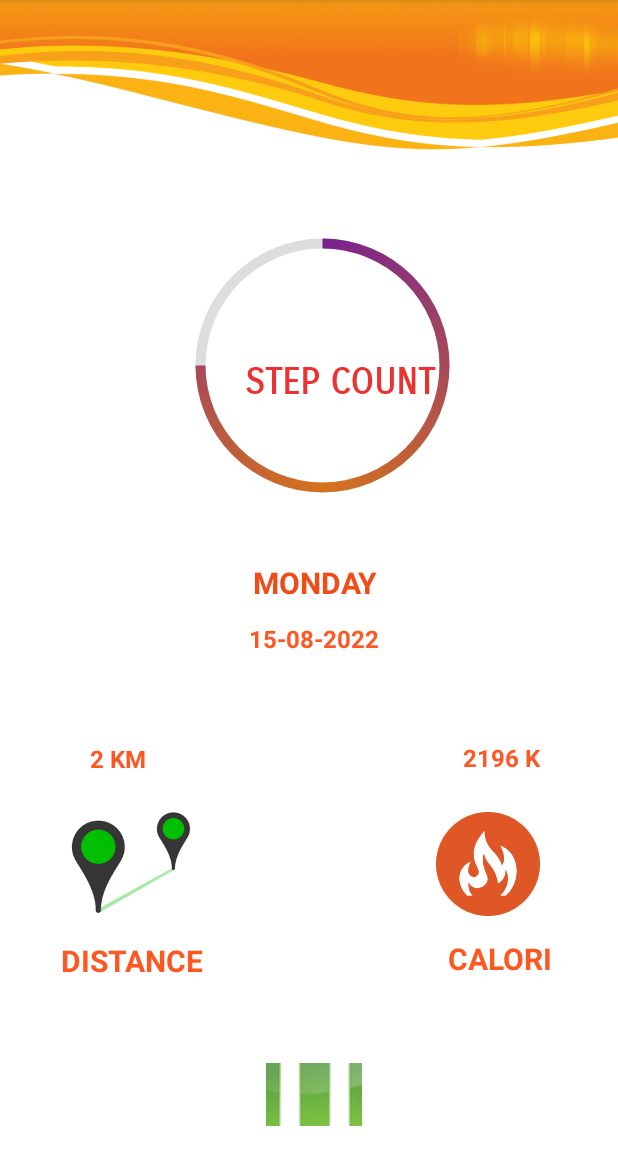
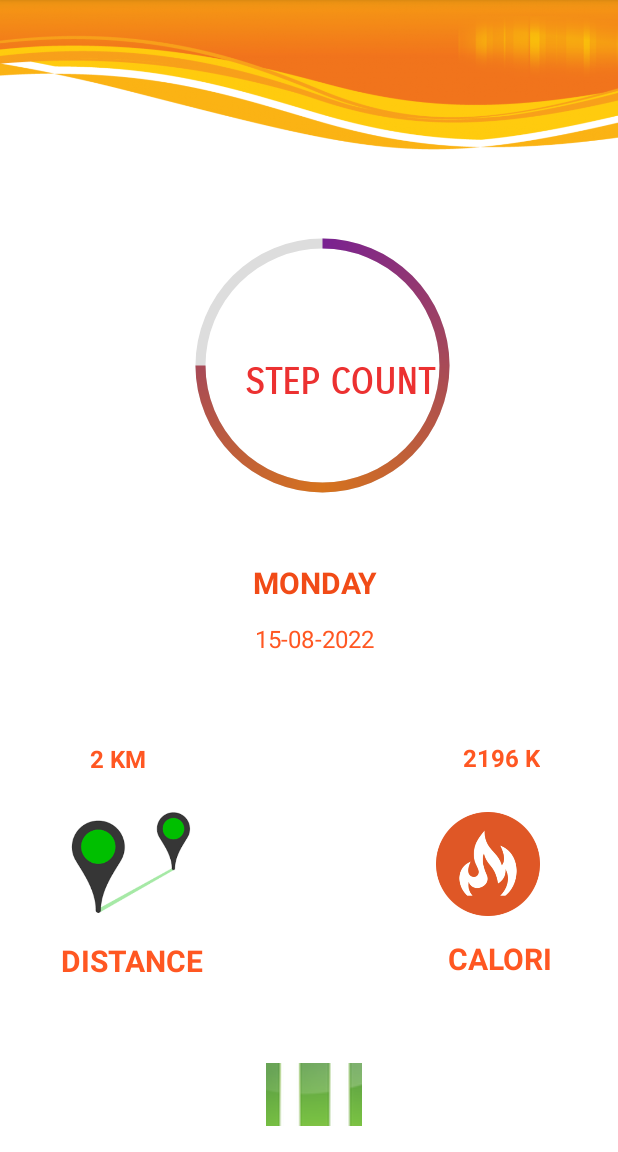
Before and after one commit to iRahulBairagi/PedoFitness-App, an Android app: the screen it shows after launch (MainActivity), on a phone screen of 412 x 824 dp, the part 84-1236 px from its top. Run offline under Robolectric (Android 15) with nearby library versions, the phone set to English and light mode, and no system bars.

Commit message:
last and final

```diff
--- a/PedoFitness/app/src/main/res/layout/activity_main.xml
+++ b/PedoFitness/app/src/main/res/layout/activity_main.xml
@@ -193,7 +193,6 @@
         android:textColor="#FF5722"
         android:textColorHighlight="#FF5722"
         android:textSize="16sp"
-        android:textStyle="bold"
         app:layout_constraintBottom_toBottomOf="parent"
         app:layout_constraintEnd_toEndOf="parent"
         app:layout_constraintHorizontal_bias="0.498"
```
Also changed, not shown: 9 other files.
